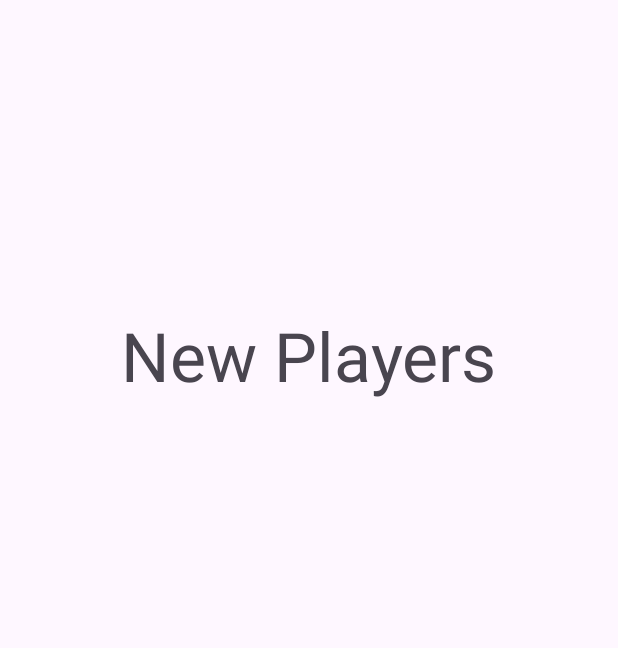
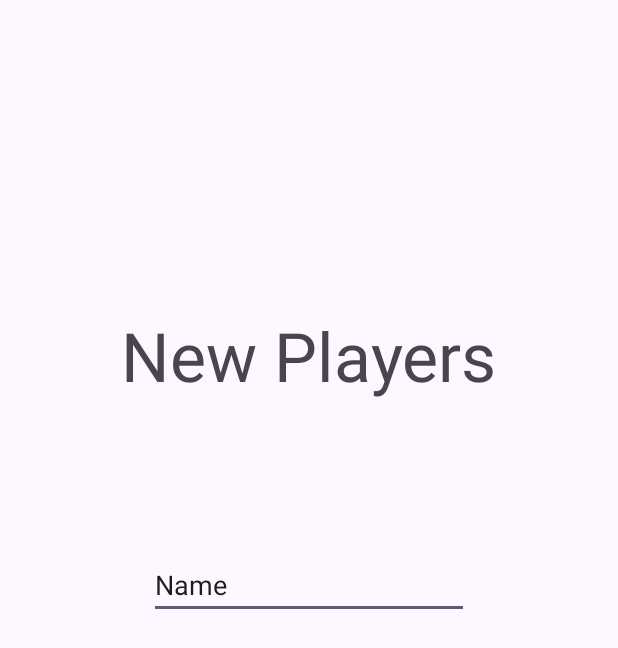
Before and after one commit to Wahad10/ECS193_PigKeeper, an Android app: the NewPlayersActivity screen opened directly, with no data from a screen before it, on a phone screen of 412 x 824 dp. Shown: the top 648 px of the screen. Run offline under Robolectric (Android 15) with nearby library versions, the phone set to English and light mode, and no system bars.

Commit message:
testing git push and branch merge after simple edit, added name entry to new players

```diff
--- a/app/src/main/res/layout/activity_new_players.xml
+++ b/app/src/main/res/layout/activity_new_players.xml
@@ -19,4 +19,16 @@
         app:layout_constraintStart_toStartOf="parent"
         app:layout_constraintTop_toTopOf="parent"
         app:layout_constraintVertical_bias="0.5" />
+
+    <EditText
+        android:id="@+id/editTextText"
+        android:layout_width="wrap_content"
+        android:layout_height="wrap_content"
+        android:layout_marginTop="100dp"
+        android:ems="10"
+        android:inputType="text"
+        android:text="Name"
+        app:layout_constraintEnd_toEndOf="@+id/textNewPlayers"
+        app:layout_constraintStart_toStartOf="@+id/textNewPlayers"
+        app:layout_constraintTop_toBottomOf="@+id/textNewPlayers" />
 </androidx.constraintlayout.widget.ConstraintLayout>
```
